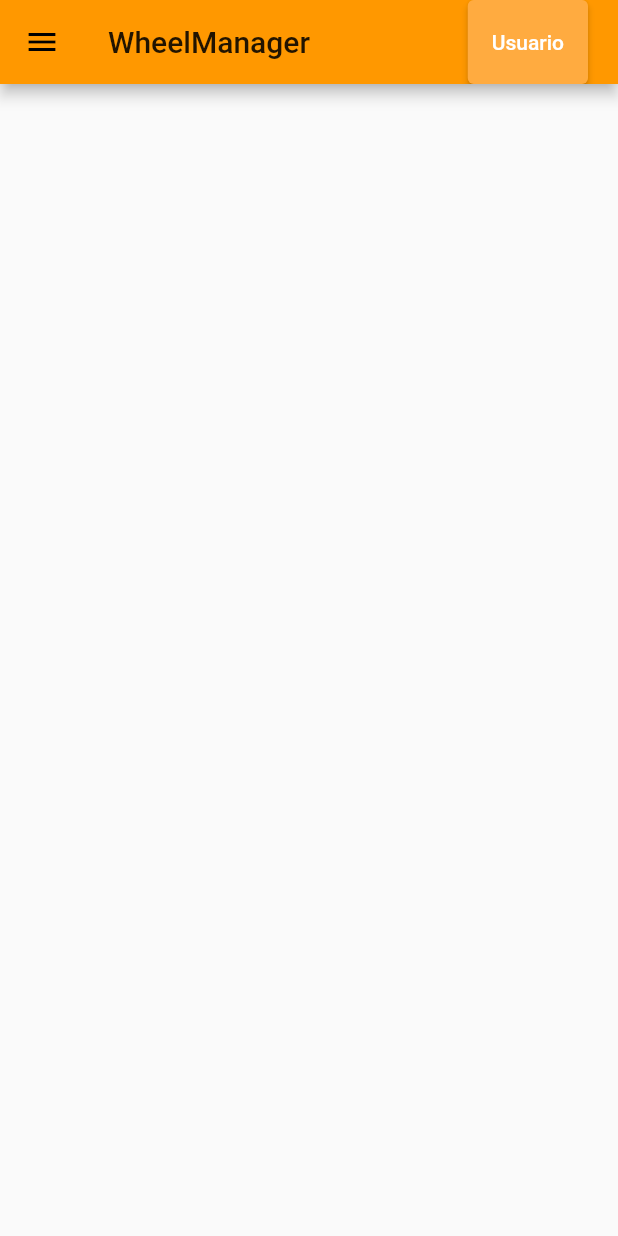
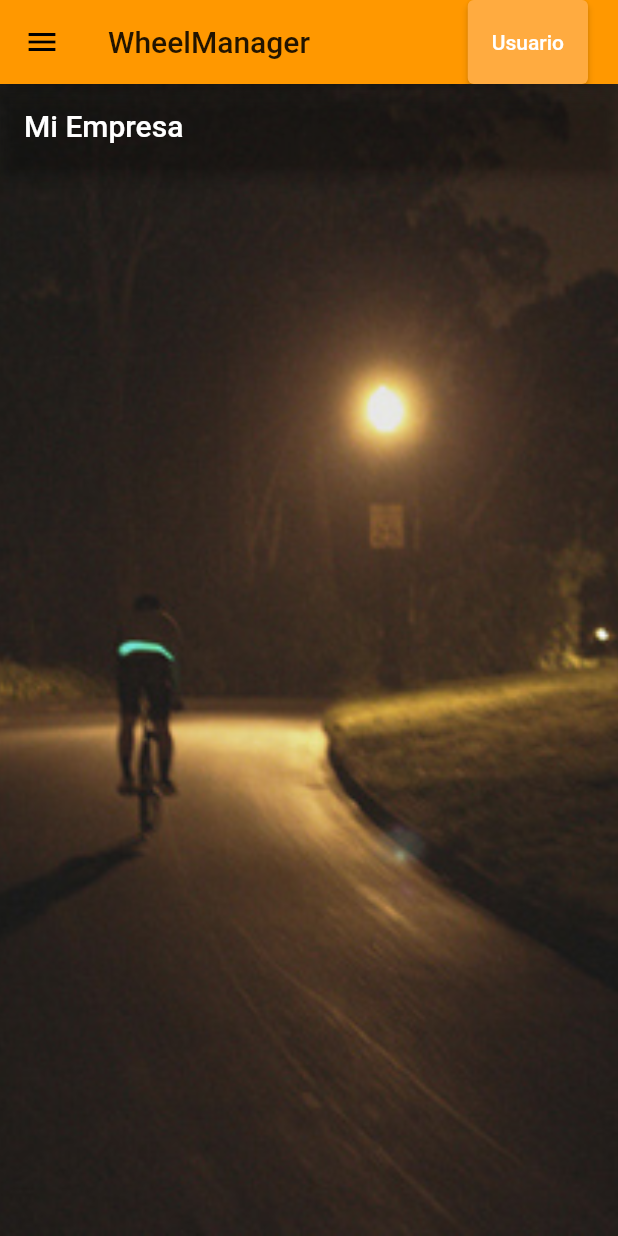
Before and after one commit to omar2702/WheelManager_Flutter, a Flutter app: the HomeBusinessPage screen opened directly, on a phone screen of 412 x 824 dp. Run offline on Flutter 3.47's test engine with Material 2 defaults, Android fonts, the light colour scheme and no system bars; our stand-ins replace shared_preferences; accounts and stored records are empty.

Commit message:
hot: navigation and styles

```diff
--- a/flutter_application_wheelmanager/lib/home_business.dart
+++ b/flutter_application_wheelmanager/lib/home_business.dart
@@ -1,6 +1,9 @@
 import 'package:flutter/material.dart';
 import 'package:flutter_application_wheelmanager/home.dart';
 import 'package:flutter_application_wheelmanager/model/button_widget.dart';
+import 'package:flutter_application_wheelmanager/page/my_business.dart';
+import 'package:flutter_application_wheelmanager/page/my_promotions.dart';
+import 'package:flutter_application_wheelmanager/page/my_services.dart';
 import 'package:flutter_application_wheelmanager/page/product.dart';
 
 class HomeBusinessPage extends StatefulWidget {
@@ -13,8 +16,14 @@ class _HomeBusinessPageState extends State<HomeBusinessPage> {
   int page = 0;
   _getWidget(int pos) {
     switch (pos) {
+      case 0:
+        return MyBusiness();
+      case 1:
+        return MyPromotions();
       case 2:
         return ProductPage();
+      case 3:
+        return MyServices();
     }
   }
 
@@ -32,11 +41,11 @@ class _HomeBusinessPageState extends State<HomeBusinessPage> {
             padding: EdgeInsets.only(right: 20.0),
             child: ButtonWidget(
               text: 'Usuario',
-                onClicked: () {
-                  Navigator.push(context,
-                      MaterialPageRoute(builder: (context) => HomePage()));
-                },
-          ))
+              onClicked: () {
+                Navigator.push(context,
+                    MaterialPageRoute(builder: (context) => HomePage()));
+              },
+            ))
       ]),
       drawer: Drawer(
         child: ListView(
@@ -56,7 +65,7 @@ class _HomeBusinessPageState extends State<HomeBusinessPage> {
                 )),
             ListTile(
               leading: Icon(Icons.search),
-              title: Text('Mi Publicidad'),
+              title: Text('Mis Publicidades'),
               onTap: () {
                 Navigator.of(context).pop();
                 _selectDrawer(0);
--- /dev/null
+++ b/flutter_application_wheelmanager/lib/page/my_business.dart
@@ -0,0 +1,25 @@
+import 'package:flutter/material.dart';
+
+class MyBusiness extends StatelessWidget {
+  const MyBusiness({Key key}) : super(key: key);
+
+  @override
+  Widget build(BuildContext context) {
+    return MaterialApp(
+      debugShowCheckedModeBanner: false,
+      home: Container(
+        decoration: BoxDecoration(
+            image: DecorationImage(
+                image: AssetImage('assets/fondo4.jpg'), fit: BoxFit.cover)),
+        child: Scaffold(
+          appBar: AppBar(
+              title: Text('Mi Empresa'), backgroundColor: Colors.transparent),
+          backgroundColor: Colors.transparent,
+          body: ListView(
+            children: [],
+          ),
+        ),
+      ),
+    );
+  }
+}
```
Also changed, not shown: flutter_application_wheelmanager/lib/page/my_promotions.dart (added, +26 -0 lines), flutter_application_wheelmanager/lib/page/my_services.dart (added, +26 -0 lines), flutter_application_wheelmanager/lib/page/qualify.dart (+7 -14 lines), flutter_application_wheelmanager/lib/page/search_page.dart (+4 -10 lines), flutter_application_wheelmanager/lib/screen/add_product.dart (+6 -3 lines), flutter_application_wheelmanager/assets/fondo3.jpg (added), flutter_application_wheelmanager/assets/fondo4.jpg (added).
